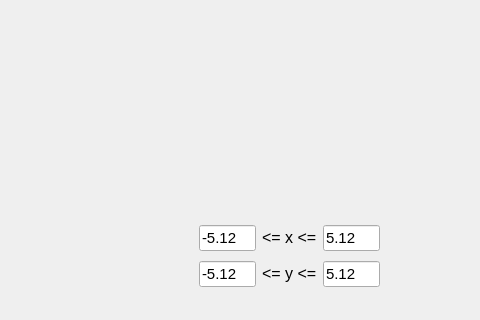
The window that src/views/mainwindow.ui (Bagdad1970/SearchingOptimization) describes before a commit, drawn with Qt 5; both pictures show x 841 to 1321 and y 399 to 719 of the 1321 by 719 pixel window.
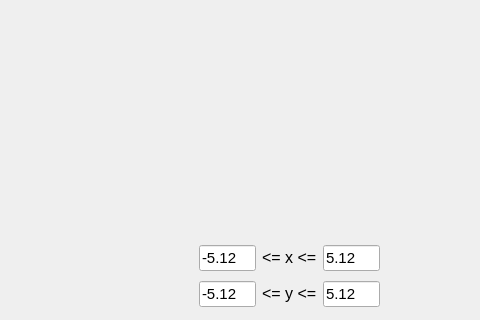
The same window after the commit.

The edit to the form file:
```diff
--- a/src/views/mainwindow.ui
+++ b/src/views/mainwindow.ui
@@ -182,7 +182,7 @@
       <x>1040</x>
       <y>10</y>
       <width>271</width>
-      <height>601</height>
+      <height>621</height>
      </rect>
     </property>
     <layout class="QVBoxLayout" name="Options"/>
@@ -227,7 +227,7 @@
     <property name="geometry">
      <rect>
       <x>1040</x>
-      <y>620</y>
+      <y>640</y>
       <width>181</width>
       <height>72</height>
      </rect>
```
Left out of the diff: 10 changed lines with no effect on the pictures.
